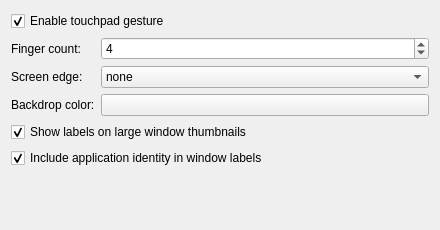
This is packaging/kwin-effect/contents/ui/config.ui in kontonkara/driftile as Qt 5 draws it before an edit. The edited form follows.
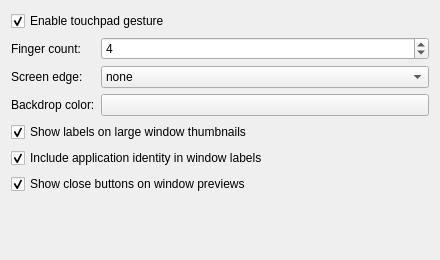
This is the edited form. Custom widgets are drawn as their Qt base class.

Commit message: feat(config): configure overview close buttons

```diff
--- a/packaging/kwin-effect/contents/ui/config.ui
+++ b/packaging/kwin-effect/contents/ui/config.ui
@@ -7,7 +7,7 @@
     <x>0</x>
     <y>0</y>
     <width>440</width>
-    <height>230</height>
+    <height>260</height>
    </rect>
   </property>
   <layout class="QFormLayout" name="formLayout">
@@ -168,6 +168,19 @@
      </property>
     </widget>
    </item>
+   <item row="6" column="0" colspan="2">
+    <widget class="QCheckBox" name="kcfg_ShowWindowCloseButtons">
+     <property name="text">
+      <string>Show close buttons on window previews</string>
+     </property>
+     <property name="toolTip">
+      <string>Show a close button when a window thumbnail, tab, or minimized placeholder is hovered or selected from the keyboard.</string>
+     </property>
+     <property name="checked">
+      <bool>true</bool>
+     </property>
+    </widget>
+   </item>
   </layout>
  </widget>
  <customwidgets>
```
The commit also changes 7 other files.
